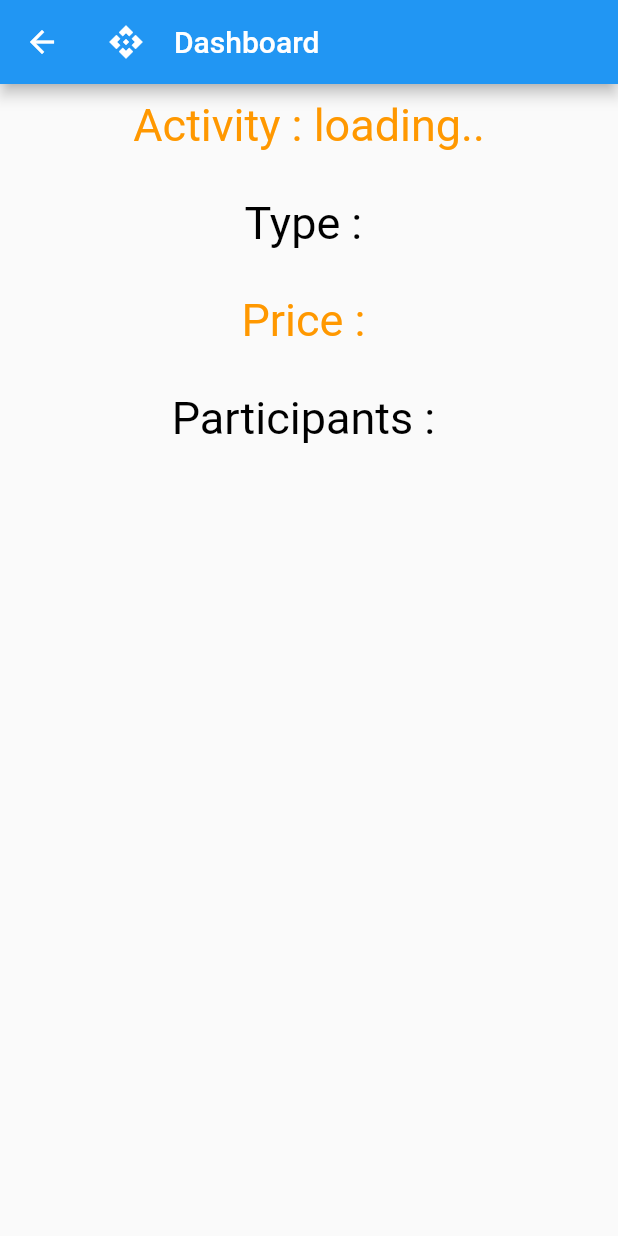
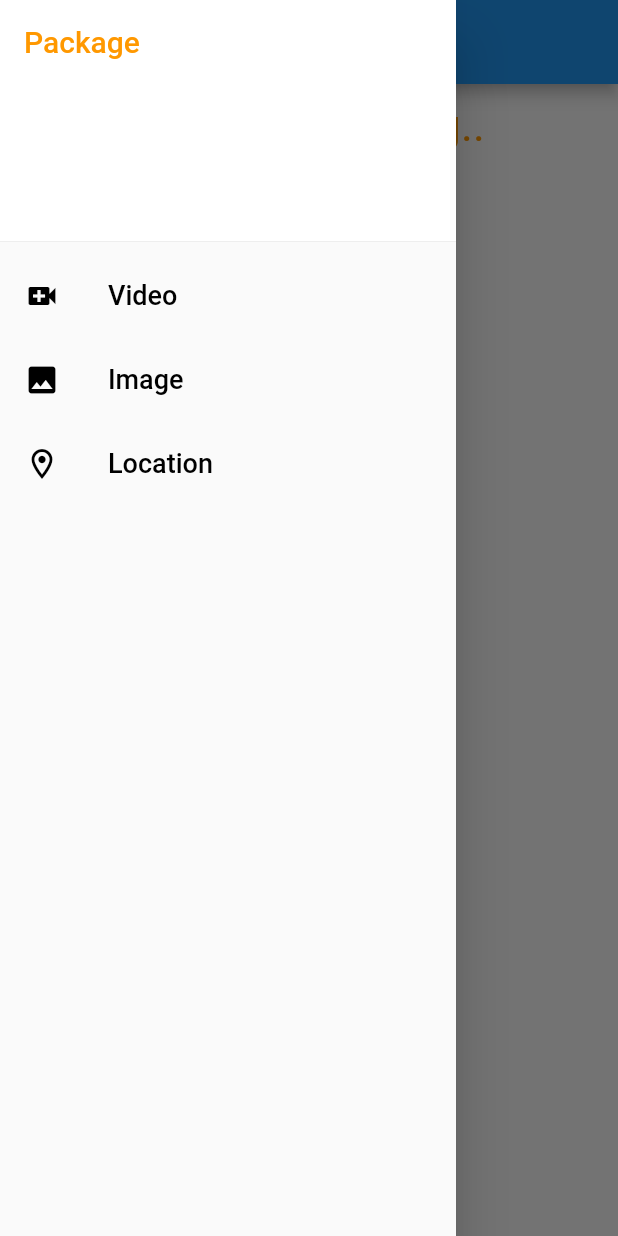
Before and after one commit to AfdolRatchanon/mobileappWeek1, a Flutter app: the Dashboard screen opened by its route, with the side drawer open (before the commit the screen has no drawer), on a phone screen of 412 x 824 dp. Run offline on Flutter 3.47's test engine with Material 2 defaults, Android fonts, the phone set to English and light mode, and no system bars; our stand-ins replace better_player, geocoding, geolocator, image_picker, sembast; network calls fail.

Commit message:
update img vdo location

```diff
--- a/lib/main.dart
+++ b/lib/main.dart
@@ -3,6 +3,9 @@ import 'package:firstdart/screen/dashboard.dart';
 import 'package:firstdart/screen/home.dart';
 import 'package:firstdart/screen/index.dart';
 import 'package:firstdart/screen/login.dart';
+import 'package:firstdart/screen/packeageImage.dart';
+import 'package:firstdart/screen/packeageLocation.dart';
+import 'package:firstdart/screen/packeageVideo.dart';
 import 'package:firstdart/screen/register.dart';
 //import 'package:flutter/cupertino.dart';
 import 'package:flutter/material.dart';
@@ -22,6 +25,9 @@ class KMUTNB extends StatelessWidget {
         'login': (context) => login(),
         'register': (context) => register(),
         'Dashboard': (context) => Dashboard(),
+        'Image': (context) => packageImage(),
+        'Video': (context) => packeageVideo(),
+        'Location': (context) => packeageLocation(),
       },
       theme: ThemeData(primaryColor: pColor, secondaryHeaderColor: sColor),
     );
--- a/lib/screen/dashboard.dart
+++ b/lib/screen/dashboard.dart
@@ -47,6 +47,62 @@ class _DashboardState extends State<Dashboard> {
   @override
   Widget build(BuildContext context) {
     return Scaffold(
+        //NOTE ตัวเมนูทด้านซ้ายชื่อว่า Drawer
+        drawer: Drawer(
+          child: ListView(
+            children: [
+              DrawerHeader(
+                decoration: BoxDecoration(color: sColor),
+                child: Text(
+                  'Package',
+                  style: TextStyle(fontSize: 20, color: pColor),
+                ),
+              ),
+              ListTile(
+                title: Text(
+                  "Video",
+                  style: TextStyle(fontSize: 18, color: tColor),
+                ),
+                leading: Icon(
+                  Icons.video_call,
+                  color: tColor,
+                ),
+                onTap: () {
+                  print("Menu Video");
+                  Navigator.pushNamed(context, 'Video');
+                },
+              ),
+              ListTile(
+                title: Text(
+                  "Image",
+                  style: TextStyle(fontSize: 18, color: tColor),
+                ),
+                leading: Icon(
+                  Icons.image,
+                  color: tColor,
+                ),
+                onTap: () {
+                  print("Menu Image");
+                  Navigator.pushNamed(context, 'Image');
+                },
+              ),
+              ListTile(
+                title: Text(
+                  "Location",
+                  style: TextStyle(fontSize: 18, color: tColor),
+                ),
+                leading: Icon(
+                  Icons.location_on_outlined,
+                  color: tColor,
+                ),
+                onTap: () {
+                  print("Menu Location");
+                  Navigator.pushNamed(context, 'Location');
+                },
+              ),
+            ],
+          ),
+        ),
         appBar: AppBar(
           title: Row(
             children: [
--- a/pubspec.yaml
+++ b/pubspec.yaml
@@ -31,6 +31,12 @@ dependencies:
    path_provider: ^2.0.4
    path: ^1.8.0
    http: ^0.13.3
+   video_player: ^2.2.3
+   better_player: ^0.0.73
+   image_picker: ^0.8.4+1
+   location: ^4.3.0
+   geolocator: ^7.7.0
+   geocoding: ^2.0.1
 
 dev_dependencies:
    flutter_test:
```
Also changed, not shown: lib/screen/packeageImage.dart (added, +71 -0 lines), lib/screen/packeageLocation.dart (added, +77 -0 lines), lib/screen/packeageVideo.dart (added, +40 -0 lines), pubspec.lock, 3 other files.
